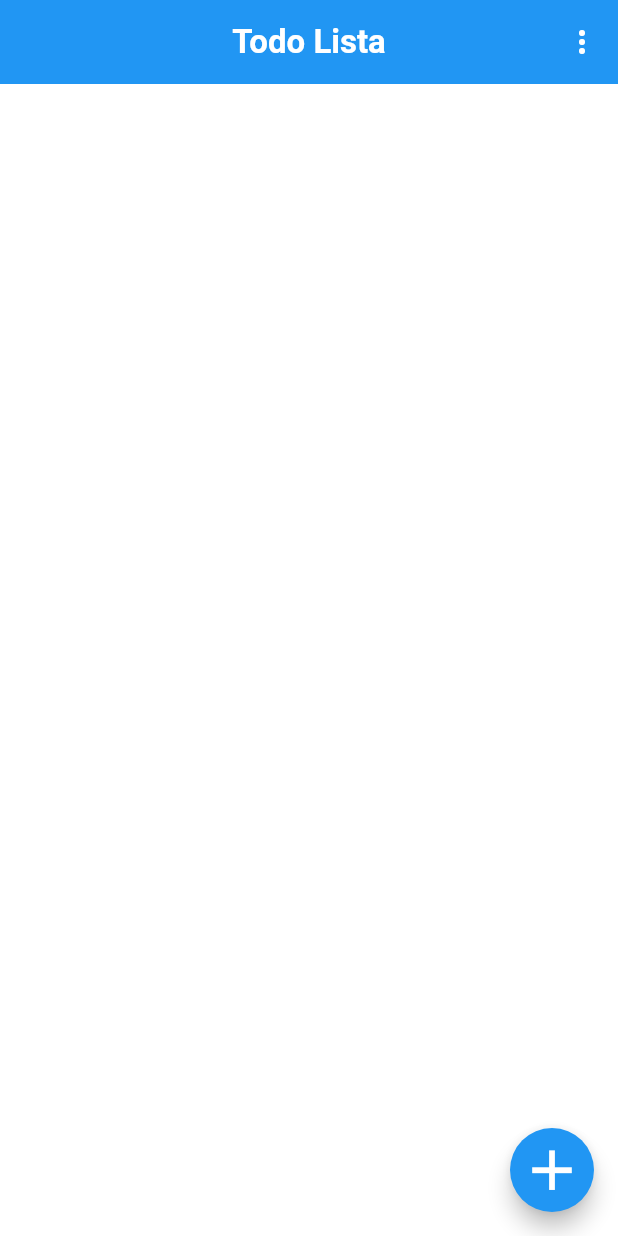
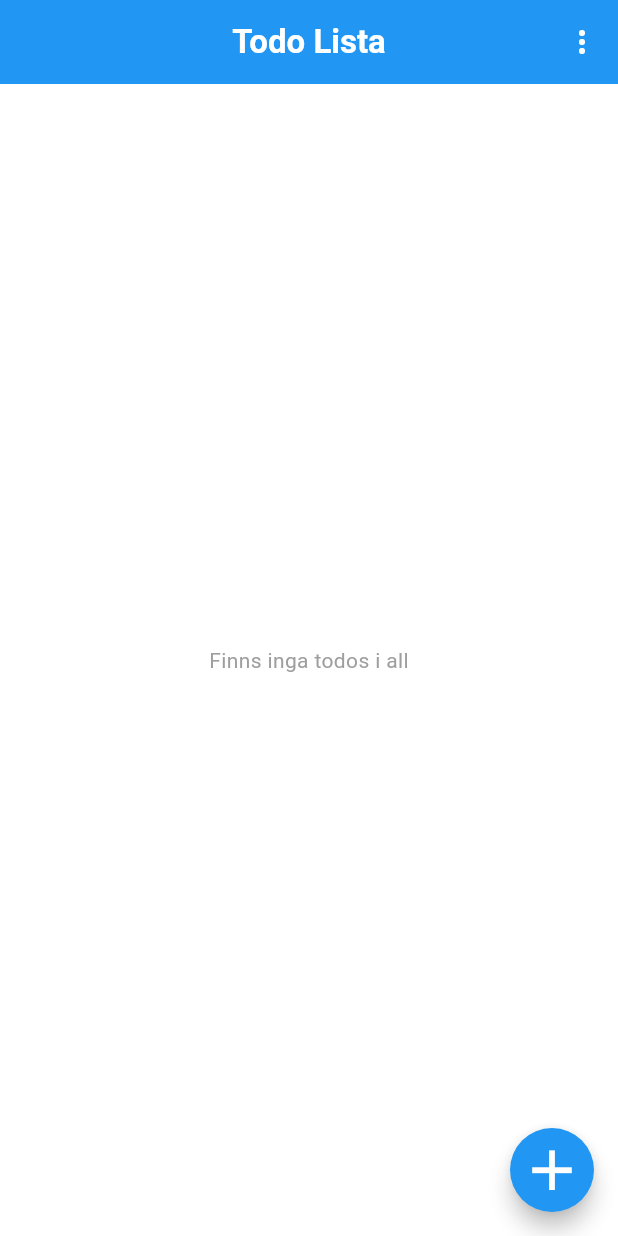
Before and after one commit to gu-tig333-ht25/gusbromaap, a Flutter app: the screen it shows after launch, on a phone screen of 412 x 824 dp. Run offline on Flutter 3.47's test engine with Material 3 defaults, Android fonts, the phone set to English and light mode, and no system bars.

Commit message:
Skapa textmeddelande för tom todos lista

```diff
--- a/lib/main.dart
+++ b/lib/main.dart
@@ -101,6 +101,9 @@ class HomePage extends StatelessWidget {
     final todos = context
         .watch<AppState>()
         .todos; // Hämtar listan från AppState och lyssnar på ändringar
+    final filterName = context.watch<AppState>().filter.name;
+
+    int numberOfTodos = todos.length;
 
     return Scaffold(
       appBar: AppBar(
@@ -120,9 +123,19 @@ class HomePage extends StatelessWidget {
           ),
         ],
       ),
-      body: ListView(
-        children: todos.map((todo) => _item(context, todo)).toList(),
-      ),
+      body: numberOfTodos == 0
+          ? Center(
+              child: Text(
+                "Finns inga todos i $filterName",
+                style: TextStyle(color: Colors.grey),
+              ),
+            )
+          : Expanded(
+              child: ListView(
+                children: todos.map((todo) => _item(context, todo)).toList(),
+              ),
+            ),
+
       floatingActionButton: FloatingActionButton(
         onPressed: () {
           Navigator.push(
```
